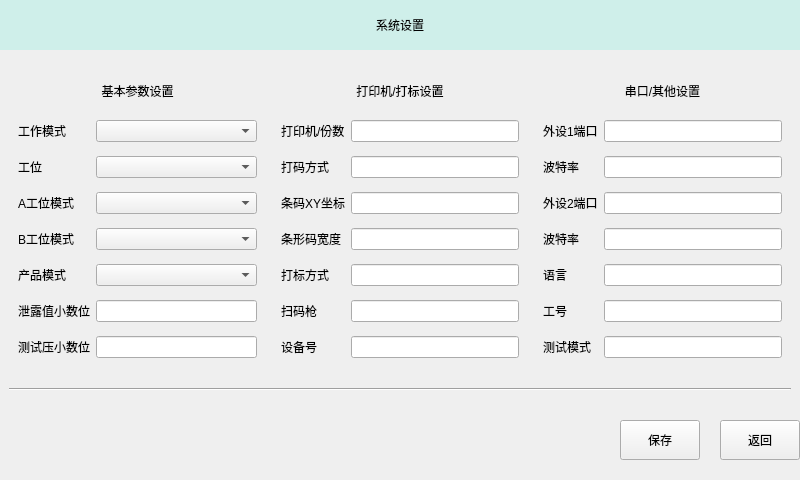
Old version of the form formsystemsetting.ui in the repository LEmbedder/widget-mcu.
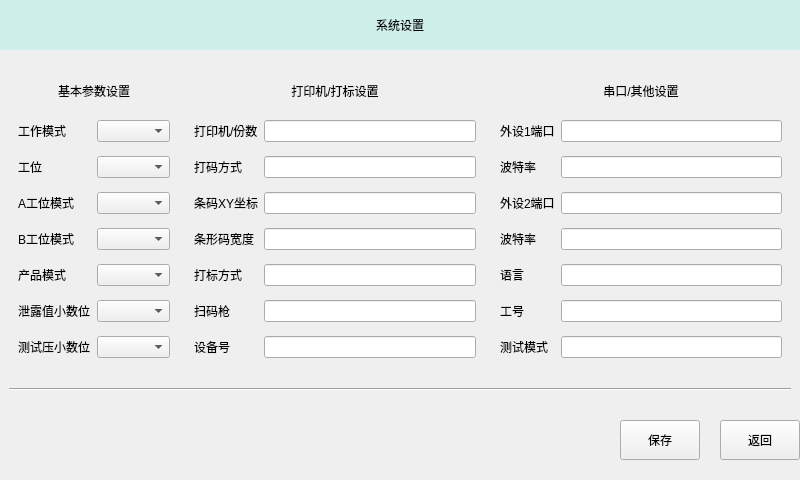
New version of the form.

```diff
--- a/formsystemsetting.ui
+++ b/formsystemsetting.ui
@@ -75,9 +75,6 @@
              </property>
             </widget>
            </item>
-           <item row="6" column="1">
-            <widget class="QLineEdit" name="lineEdit_6"/>
-           </item>
            <item row="1" column="0">
             <widget class="QLabel" name="label_2">
              <property name="text">
@@ -109,9 +106,6 @@
              </property>
             </widget>
            </item>
-           <item row="7" column="1">
-            <widget class="QLineEdit" name="lineEdit_7"/>
-           </item>
            <item row="3" column="0">
             <widget class="QLabel" name="label_4">
              <property name="text">
@@ -160,6 +154,12 @@
            <item row="5" column="1">
             <widget class="QComboBox" name="comboBox_product_model"/>
            </item>
+           <item row="6" column="1">
+            <widget class="QComboBox" name="comboBox_decimal_reveal"/>
+           </item>
+           <item row="7" column="1">
+            <widget class="QComboBox" name="comboBox_decimal_test_press"/>
+           </item>
           </layout>
          </widget>
         </item>
```
Left out of the diff: 18 changed lines with no effect on the pictures.
